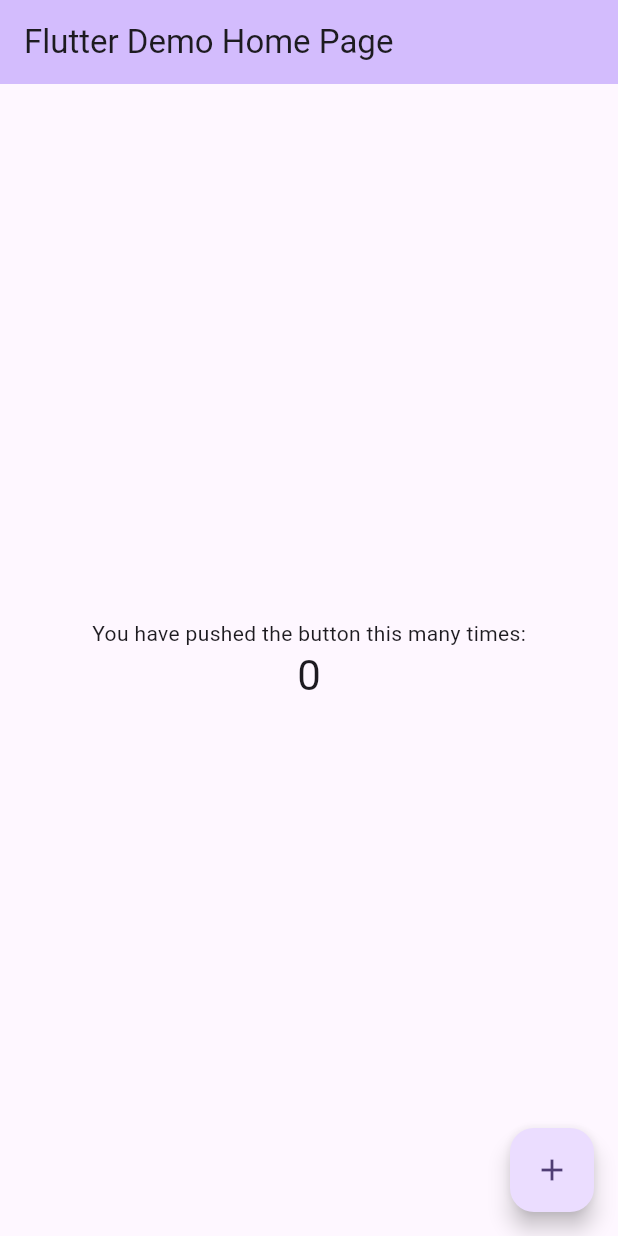
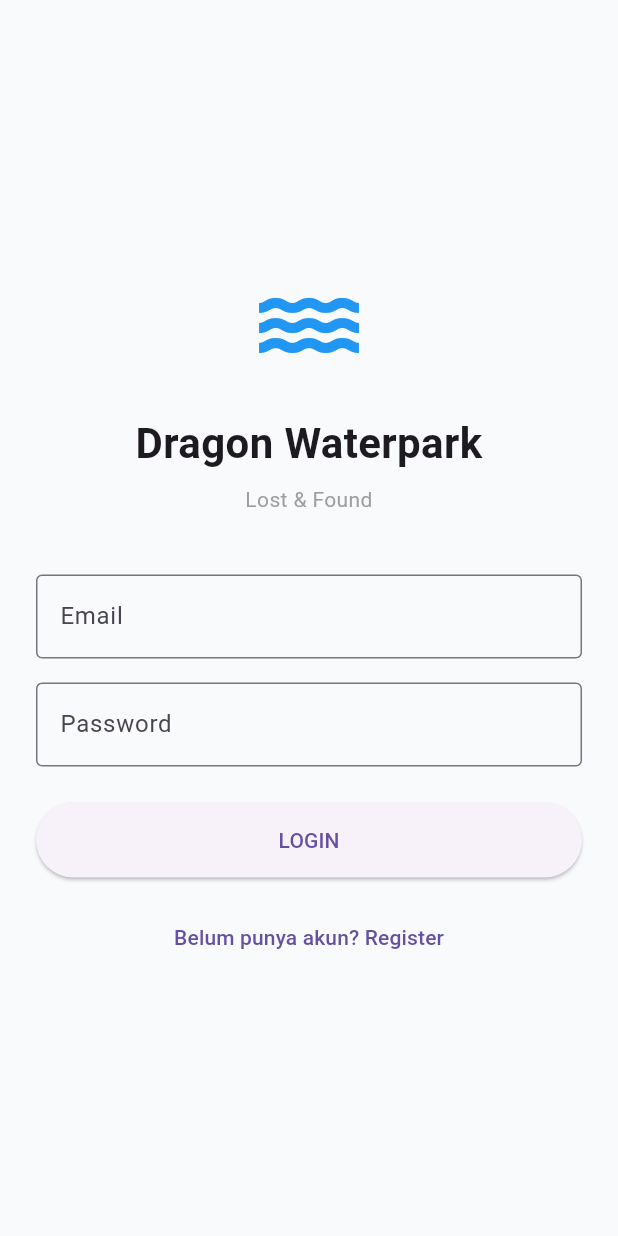
Before and after one commit to rapipp24/lostfound-dragonwaterpark, a Flutter app: the screen it shows after launch, on a phone screen of 412 x 824 dp. Run offline on Flutter 3.47's test engine with Material 3 defaults, Android fonts, the phone set to English and light mode, and no system bars.

Commit message:
feat(mobile): create login screen

```diff
--- a/mobile/lib/main.dart
+++ b/mobile/lib/main.dart
@@ -7,116 +7,175 @@ void main() {
 class MyApp extends StatelessWidget {
   const MyApp({super.key});
 
-  // This widget is the root of your application.
   @override
   Widget build(BuildContext context) {
     return MaterialApp(
-      title: 'Flutter Demo',
+      debugShowCheckedModeBanner: false,
+      title: 'Lost & Found',
       theme: ThemeData(
-        // This is the theme of your application.
-        //
-        // TRY THIS: Try running your application with "flutter run". You'll see
-        // the application has a purple toolbar. Then, without quitting the app,
-        // try changing the seedColor in the colorScheme below to Colors.green
-        // and then invoke "hot reload" (save your changes or press the "hot
-        // reload" button in a Flutter-supported IDE, or press "r" if you used
-        // the command line to start the app).
-        //
-        // Notice that the counter didn't reset back to zero; the application
-        // state is not lost during the reload. To reset the state, use hot
-        // restart instead.
-        //
-        // This works for code too, not just values: Most code changes can be
-        // tested with just a hot reload.
-        colorScheme: ColorScheme.fromSeed(seedColor: Colors.deepPurple),
+        primarySwatch: Colors.blue,
       ),
-      home: const MyHomePage(title: 'Flutter Demo Home Page'),
+      home: const LoginScreen(),
     );
   }
 }
 
-class MyHomePage extends StatefulWidget {
-  const MyHomePage({super.key, required this.title});
-
-  // This widget is the home page of your application. It is stateful, meaning
-  // that it has a State object (defined below) that contains fields that affect
-  // how it looks.
-
-  // This class is the configuration for the state. It holds the values (in this
-  // case the title) provided by the parent (in this case the App widget) and
-  // used by the build method of the State. Fields in a Widget subclass are
-  // always marked "final".
-
-  final String title;
+class LoginScreen extends StatefulWidget {
+  const LoginScreen({super.key});
 
   @override
-  State<MyHomePage> createState() => _MyHomePageState();
+  State<LoginScreen> createState() =>
+      _LoginScreenState();
 }
 
-class _MyHomePageState extends State<MyHomePage> {
-  int _counter = 0;
+class _LoginScreenState
+    extends State<LoginScreen> {
 
-  void _incrementCounter() {
+  final emailController =
+      TextEditingController();
+
+  final passwordController =
+      TextEditingController();
+
+  bool isLoading = false;
+
+  Future<void> handleLogin() async {
+
     setState(() {
-      // This call to setState tells the Flutter framework that something has
-      // changed in this State, which causes it to rerun the build method below
-      // so that the display can reflect the updated values. If we changed
-      // _counter without calling setState(), then the build method would not be
-      // called again, and so nothing would appear to happen.
-      _counter++;
+      isLoading = true;
     });
+
+    await Future.delayed(
+      const Duration(seconds: 1),
+    );
+
+    setState(() {
+      isLoading = false;
+    });
+
+    ScaffoldMessenger.of(context)
+        .showSnackBar(
+      const SnackBar(
+        content: Text(
+          "Login berhasil (dummy)",
+        ),
+      ),
+    );
   }
 
   @override
   Widget build(BuildContext context) {
-    // This method is rerun every time setState is called, for instance as done
-    // by the _incrementCounter method above.
-    //
-    // The Flutter framework has been optimized to make rerunning build methods
-    // fast, so that you can just rebuild anything that needs updating rather
-    // than having to individually change instances of widgets.
+
     return Scaffold(
-      appBar: AppBar(
-        // TRY THIS: Try changing the color here to a specific color (to
-        // Colors.amber, perhaps?) and trigger a hot reload to see the AppBar
-        // change color while the other colors stay the same.
-        backgroundColor: Theme.of(context).colorScheme.inversePrimary,
-        // Here we take the value from the MyHomePage object that was created by
-        // the App.build method, and use it to set our appbar title.
-        title: Text(widget.title),
-      ),
+      backgroundColor:
+          const Color(0xfff8fafc),
+
       body: Center(
-        // Center is a layout widget. It takes a single child and positions it
-        // in the middle of the parent.
-        child: Column(
-          // Column is also a layout widget. It takes a list of children and
-          // arranges them vertically. By default, it sizes itself to fit its
-          // children horizontally, and tries to be as tall as its parent.
-          //
-          // Column has various properties to control how it sizes itself and
-          // how it positions its children. Here we use mainAxisAlignment to
-          // center the children vertically; the main axis here is the vertical
-          // axis because Columns are vertical (the cross axis would be
-          // horizontal).
-          //
-          // TRY THIS: Invoke "debug painting" (choose the "Toggle Debug Paint"
-          // action in the IDE, or press "p" in the console), to see the
-          // wireframe for each widget.
-          mainAxisAlignment: MainAxisAlignment.center,
-          children: <Widget>[
-            const Text('You have pushed the button this many times:'),
-            Text(
-              '$_counter',
-              style: Theme.of(context).textTheme.headlineMedium,
+        child: SingleChildScrollView(
+          padding:
+              const EdgeInsets.all(24),
+
+          child: Container(
+            constraints:
+                const BoxConstraints(
+              maxWidth: 400,
             ),
-          ],
+
+            child: Column(
+              crossAxisAlignment:
+                  CrossAxisAlignment.stretch,
+              children: [
+
+                const Icon(
+                  Icons.water,
+                  size: 80,
+                  color: Colors.blue,
+                ),
+
+                const SizedBox(height: 20),
+
+                const Text(
+                  "Dragon Waterpark",
+                  textAlign: TextAlign.center,
+                  style: TextStyle(
+                    fontSize: 28,
+                    fontWeight:
+                        FontWeight.bold,
+                  ),
+                ),
+
+                const SizedBox(height: 8),
+
+                const Text(
+                  "Lost & Found",
+                  textAlign: TextAlign.center,
+                  style: TextStyle(
+                    color: Colors.grey,
+                  ),
+                ),
+
+                const SizedBox(height: 40),
+
+                TextField(
+                  controller:
+                      emailController,
+                  decoration:
+                      const InputDecoration(
+                    labelText: "Email",
+                    border:
+                        OutlineInputBorder(),
+                  ),
+                ),
+
+                const SizedBox(height: 16),
+
+                TextField(
+                  controller:
+                      passwordController,
+                  obscureText: true,
+                  decoration:
+                      const InputDecoration(
+                    labelText:
+                        "Password",
+                    border:
+                        OutlineInputBorder(),
+                  ),
+                ),
+
+                const SizedBox(height: 24),
+
+                SizedBox(
+                  height: 50,
+                  child: ElevatedButton(
+                    onPressed:
+                        isLoading
+                            ? null
+                            : handleLogin,
+
+                    child: isLoading
+                        ? const CircularProgressIndicator(
+                            color:
+                                Colors.white,
+                          )
+                        : const Text(
+                            "LOGIN",
+                          ),
+                  ),
+                ),
+
+                const SizedBox(height: 16),
+
+                TextButton(
+                  onPressed: () {},
+                  child: const Text(
+                    "Belum punya akun? Register",
+                  ),
+                ),
+              ],
+            ),
+          ),
         ),
       ),
-      floatingActionButton: FloatingActionButton(
-        onPressed: _incrementCounter,
-        tooltip: 'Increment',
-        child: const Icon(Icons.add),
-      ), // This trailing comma makes auto-formatting nicer for build methods.
     );
   }
 }
```
